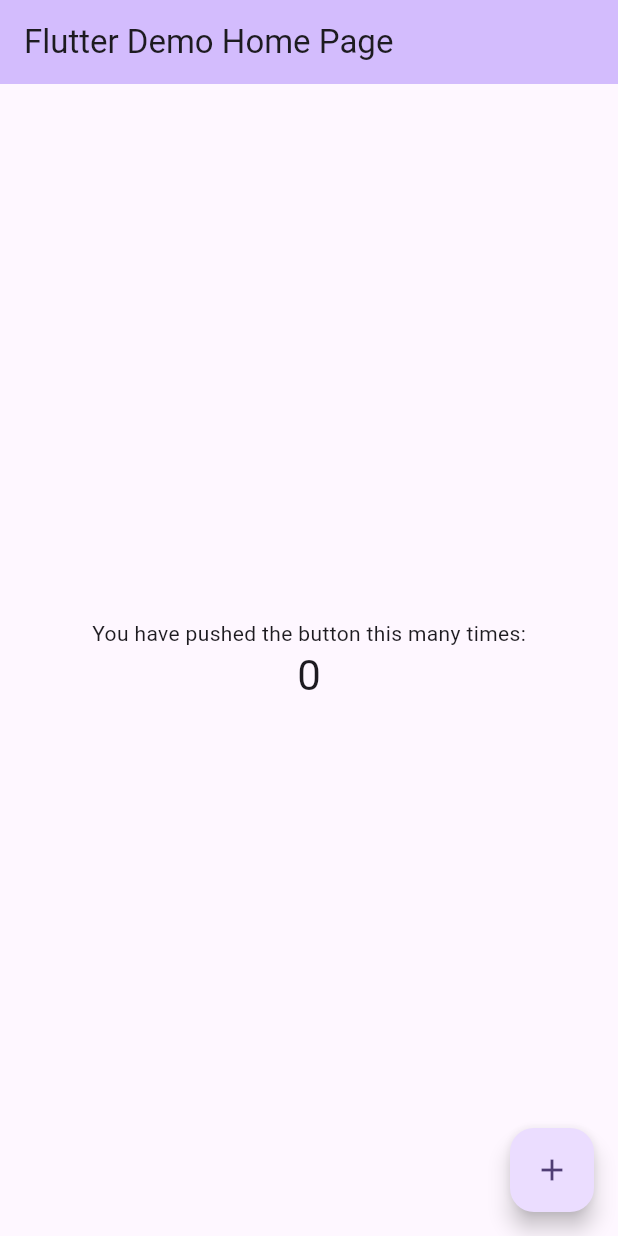
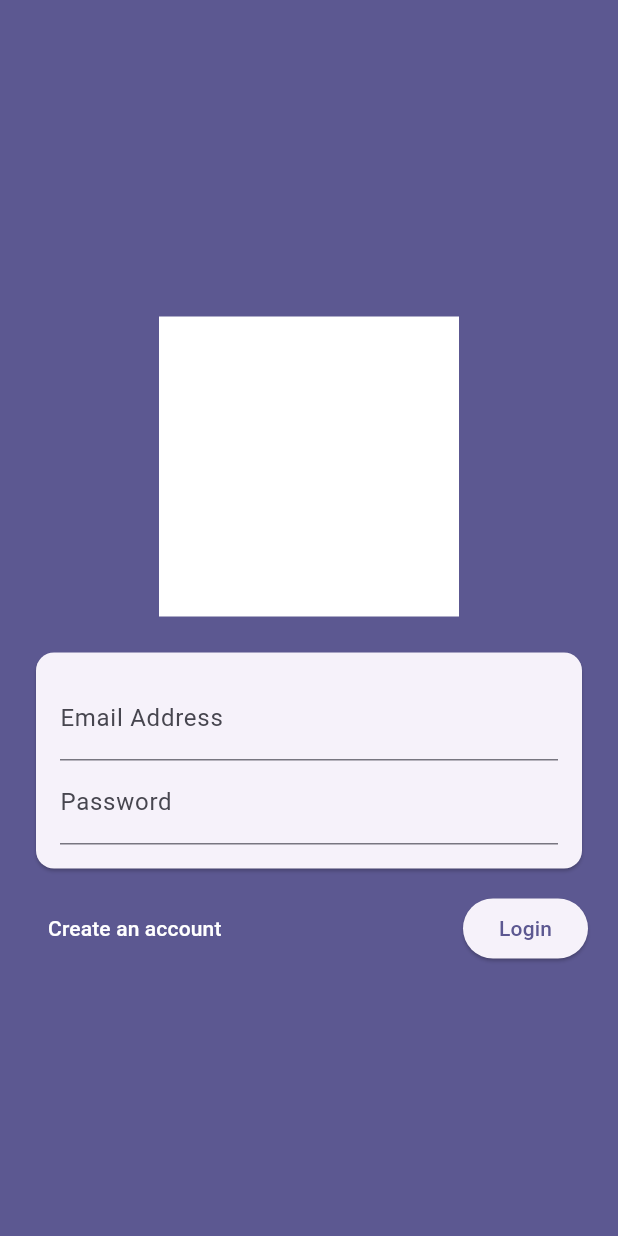
Before and after one commit to Alex-Yu21/flashcards_v2, a Flutter app: the screen it shows after launch, on a phone screen of 412 x 824 dp. Run offline on Flutter 3.47's test engine with Material 3 defaults, Android fonts, the phone set to English and light mode, and no system bars.

Commit message:
add auth view template

```diff
--- /dev/null
+++ b/lib/auth/presentation/views/auth_view.dart
@@ -0,0 +1,94 @@
+import 'package:flutter/material.dart';
+
+class AuthView extends StatefulWidget {
+  const AuthView({super.key});
+
+  @override
+  State<AuthView> createState() => _AuthViewState();
+}
+
+class _AuthViewState extends State<AuthView> {
+  var _isLogin = true;
+  @override
+  Widget build(BuildContext context) {
+    return Scaffold(
+      backgroundColor: Theme.of(context).colorScheme.primary,
+      body: SafeArea(
+        child: Center(
+          child: SingleChildScrollView(
+            child: Padding(
+              padding: const EdgeInsets.all(20.0),
+              child: Column(
+                children: [
+                  Container(
+                    width: 200,
+                    height: 200,
+                    // добавить изображение
+                    decoration: BoxDecoration(color: Colors.white),
+                    margin: EdgeInsets.only(
+                      top: 30,
+                      bottom: 20,
+                      left: 20,
+                      right: 20,
+                    ),
+                  ),
+                  Card(
+                    child: Padding(
+                      padding: const EdgeInsets.all(16),
+                      child: Form(
+                        child: Column(
+                          mainAxisSize: MainAxisSize.min,
+                          children: [
+                            TextFormField(
+                              decoration: InputDecoration(
+                                labelText: 'Email Address',
+                              ),
+                              keyboardType: TextInputType.emailAddress,
+                              autocorrect: false,
+                              textCapitalization: TextCapitalization.none,
+                            ),
+                            TextFormField(
+                              decoration: InputDecoration(
+                                labelText: 'Password',
+                              ),
+                              obscureText: true,
+                            ),
+                          ],
+                        ),
+                      ),
+                    ),
+                  ),
+                  const SizedBox(height: 12),
+                  Row(
+                    mainAxisAlignment: MainAxisAlignment.spaceBetween,
+                    children: [
+                      TextButton(
+                        onPressed: () {
+                          setState(() {
+                            _isLogin = !_isLogin;
+                          });
+                        },
+                        child: Text(
+                          _isLogin
+                              ? 'Create an account'
+                              : 'Already have an account',
+                          style: TextStyle(
+                            color: Theme.of(context).colorScheme.onPrimary,
+                          ),
+                        ),
+                      ),
+                      ElevatedButton(
+                        onPressed: () {},
+                        child: Text(_isLogin ? 'Login' : 'Signup'),
+                      ),
+                    ],
+                  ),
+                ],
+              ),
+            ),
+          ),
+        ),
+      ),
+    );
+  }
+}
--- a/lib/main.dart
+++ b/lib/main.dart
@@ -1,122 +1,23 @@
+import 'package:flashcards_v2/auth/presentation/views/auth_view.dart';
 import 'package:flutter/material.dart';
 
 void main() {
-  runApp(const MyApp());
+  runApp(const App());
 }
 
-class MyApp extends StatelessWidget {
-  const MyApp({super.key});
+class App extends StatelessWidget {
+  const App({super.key});
 
-  // This widget is the root of your application.
   @override
   Widget build(BuildContext context) {
     return MaterialApp(
-      title: 'Flutter Demo',
-      theme: ThemeData(
-        // This is the theme of your application.
-        //
-        // TRY THIS: Try running your application with "flutter run". You'll see
-        // the application has a purple toolbar. Then, without quitting the app,
-        // try changing the seedColor in the colorScheme below to Colors.green
-        // and then invoke "hot reload" (save your changes or press the "hot
-        // reload" button in a Flutter-supported IDE, or press "r" if you used
-        // the command line to start the app).
-        //
-        // Notice that the counter didn't reset back to zero; the application
-        // state is not lost during the reload. To reset the state, use hot
-        // restart instead.
-        //
-        // This works for code too, not just values: Most code changes can be
-        // tested with just a hot reload.
-        colorScheme: ColorScheme.fromSeed(seedColor: Colors.deepPurple),
+      title: 'Just flashcards',
+      theme: ThemeData().copyWith(
+        colorScheme: ColorScheme.fromSeed(
+          seedColor: const Color.fromARGB(255, 35, 12, 138),
+        ),
       ),
-      home: const MyHomePage(title: 'Flutter Demo Home Page'),
+      home: AuthView(),
     );
   }
 }
-
-class MyHomePage extends StatefulWidget {
-  const MyHomePage({super.key, required this.title});
-
-  // This widget is the home page of your application. It is stateful, meaning
-  // that it has a State object (defined below) that contains fields that affect
-  // how it looks.
-
-  // This class is the configuration for the state. It holds the values (in this
-  // case the title) provided by the parent (in this case the App widget) and
-  // used by the build method of the State. Fields in a Widget subclass are
-  // always marked "final".
-
-  final String title;
-
-  @override
-  State<MyHomePage> createState() => _MyHomePageState();
-}
-
-class _MyHomePageState extends State<MyHomePage> {
-  int _counter = 0;
-
-  void _incrementCounter() {
-    setState(() {
-      // This call to setState tells the Flutter framework that something has
-      // changed in this State, which causes it to rerun the build method below
-      // so that the display can reflect the updated values. If we changed
-      // _counter without calling setState(), then the build method would not be
-      // called again, and so nothing would appear to happen.
-      _counter++;
-    });
-  }
-
-  @override
-  Widget build(BuildContext context) {
-    // This method is rerun every time setState is called, for instance as done
-    // by the _incrementCounter method above.
-    //
-    // The Flutter framework has been optimized to make rerunning build methods
-    // fast, so that you can just rebuild anything that needs updating rather
-    // than having to individually change instances of widgets.
-    return Scaffold(
-      appBar: AppBar(
-        // TRY THIS: Try changing the color here to a specific color (to
-        // Colors.amber, perhaps?) and trigger a hot reload to see the AppBar
-        // change color while the other colors stay the same.
-        backgroundColor: Theme.of(context).colorScheme.inversePrimary,
-        // Here we take the value from the MyHomePage object that was created by
-        // the App.build method, and use it to set our appbar title.
-        title: Text(widget.title),
-      ),
-      body: Center(
-        // Center is a layout widget. It takes a single child and positions it
-        // in the middle of the parent.
-        child: Column(
-          // Column is also a layout widget. It takes a list of children and
-          // arranges them vertically. By default, it sizes itself to fit its
-          // children horizontally, and tries to be as tall as its parent.
-          //
-          // Column has various properties to control how it sizes itself and
-          // how it positions its children. Here we use mainAxisAlignment to
-          // center the children vertically; the main axis here is the vertical
-          // axis because Columns are vertical (the cross axis would be
-          // horizontal).
-          //
-          // TRY THIS: Invoke "debug painting" (choose the "Toggle Debug Paint"
-          // action in the IDE, or press "p" in the console), to see the
-          // wireframe for each widget.
-          mainAxisAlignment: MainAxisAlignment.center,
-          children: <Widget>[
-            const Text('You have pushed the button this many times:'),
-            Text(
-              '$_counter',
-              style: Theme.of(context).textTheme.headlineMedium,
-            ),
-          ],
-        ),
-      ),
-      floatingActionButton: FloatingActionButton(
-        onPressed: _incrementCounter,
-        tooltip: 'Increment',
-        child: const Icon(Icons.add),
-      ), // This trailing comma makes auto-formatting nicer for build methods.
-    );
-  }
-}
```
Also changed, not shown: 1 other file.
